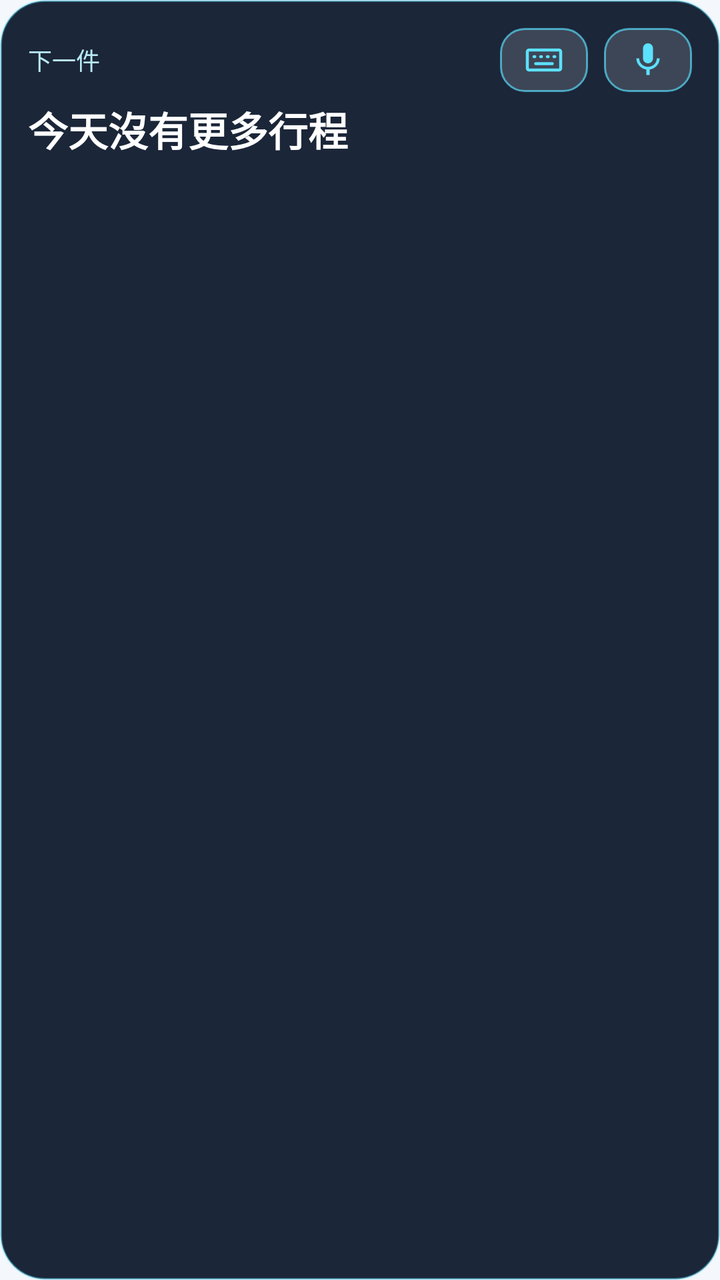
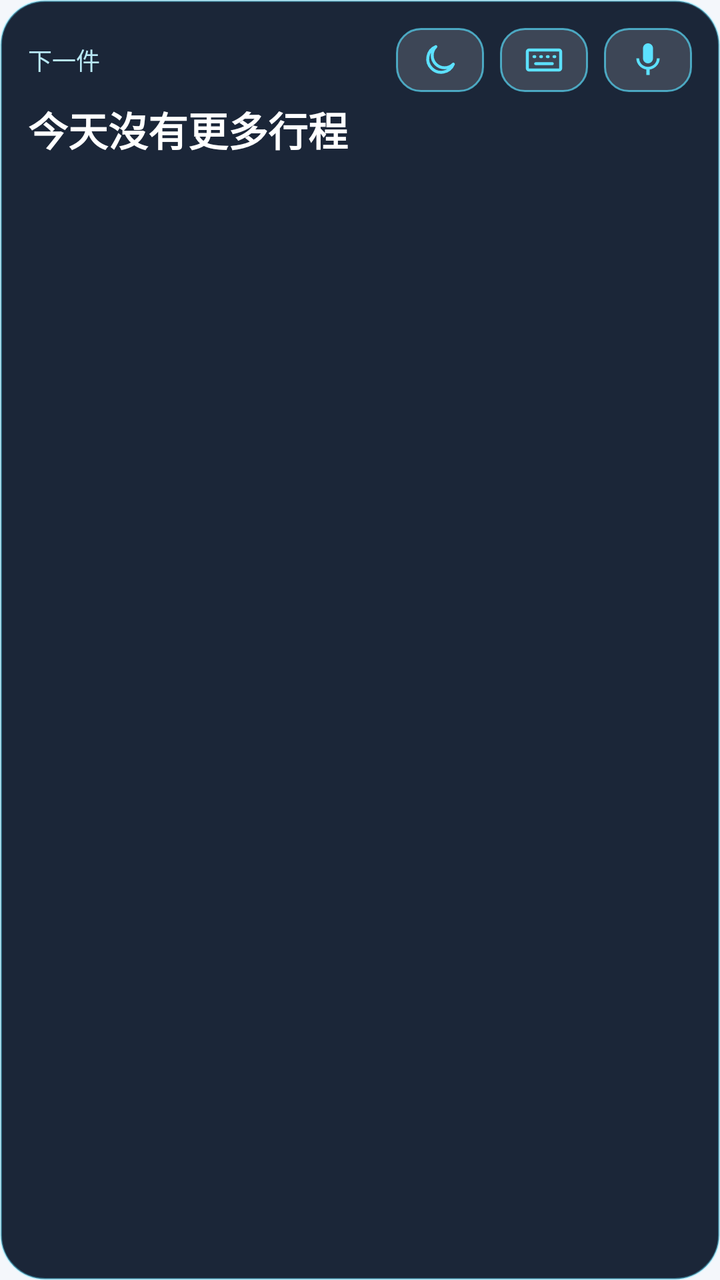

The first picture is an Android layout as it rendered before a commit; the second is the same layout after the commit. The layout source and the unified diff follow.
<!-- AndroidManifest.xml: application theme Theme.FreeLife -->
<!-- res/layout/widget_voice.xml -->
<?xml version="1.0" encoding="utf-8"?>
<LinearLayout xmlns:android="http://schemas.android.com/apk/res/android"
    android:id="@+id/widget_root"
    android:layout_width="match_parent"
    android:layout_height="match_parent"
    android:background="@drawable/widget_bg"
    android:orientation="vertical"
    android:padding="14dp">

    <LinearLayout
        android:layout_width="match_parent"
        android:layout_height="wrap_content"
        android:gravity="center_vertical"
        android:orientation="horizontal">

        <TextView
            android:id="@+id/widget_label"
            android:layout_width="0dp"
            android:layout_height="wrap_content"
            android:layout_weight="1"
            android:ellipsize="end"
            android:maxLines="1"
            android:text="下一件"
            android:textColor="#FFB8E8F5"
            android:textSize="12sp" />

        <FrameLayout
            android:id="@+id/widget_type"
            android:layout_width="44dp"
            android:layout_height="32dp"
            android:background="@drawable/widget_btn_bg"
            android:padding="6dp">

            <ImageView
                android:layout_width="match_parent"
                android:layout_height="match_parent"
                android:contentDescription="打字"
                android:src="@drawable/ic_keyboard_cyan" />
        </FrameLayout>

        <FrameLayout
            android:id="@+id/widget_mic"
            android:layout_width="44dp"
            android:layout_height="32dp"
            android:layout_marginStart="8dp"
            android:background="@drawable/widget_btn_bg"
            android:padding="6dp">

            <ImageView
                android:layout_width="match_parent"
                android:layout_height="match_parent"
                android:contentDescription="語音"
                android:src="@drawable/ic_mic_cyan" />
        </FrameLayout>
    </LinearLayout>

    <TextView
        android:id="@+id/widget_next"
        android:layout_width="match_parent"
        android:layout_height="wrap_content"
        android:layout_marginTop="4dp"
        android:ellipsize="end"
        android:maxLines="1"
        android:text="今天沒有更多行程"
        android:textColor="#FFFFFFFF"
        android:textSize="20sp"
        android:textStyle="bold" />

    <FrameLayout
        android:layout_width="match_parent"
        android:layout_height="26dp"
        android:layout_marginTop="8dp">

        <ImageView
            android:id="@+id/widget_strip"
            android:layout_width="match_parent"
            android:layout_height="18dp"
            android:layout_gravity="center_vertical"
            android:contentDescription="今日時間軸,點時段看是什麼事"
            android:scaleType="fitXY" />

        <LinearLayout
            android:layout_width="match_parent"
            android:layout_height="match_parent"
            android:orientation="horizontal">
            <FrameLayout
                android:id="@+id/widget_z0"
                android:layout_width="0dp"
                android:layout_height="match_parent"
                android:layout_weight="1" />
            <FrameLayout
                android:id="@+id/widget_z1"
                android:layout_width="0dp"
                android:layout_height="match_parent"
                android:layout_weight="1" />
            <FrameLayout
                android:id="@+id/widget_z2"
                android:layout_width="0dp"
                android:layout_height="match_parent"
                android:layout_weight="1" />
            <FrameLayout
                android:id="@+id/widget_z3"
                android:layout_width="0dp"
                android:layout_height="match_parent"
                android:layout_weight="1" />
            <FrameLayout
                android:id="@+id/widget_z4"
                android:layout_width="0dp"
                android:layout_height="match_parent"
                android:layout_weight="1" />
            <FrameLayout
                android:id="@+id/widget_z5"
                android:layout_width="0dp"
                android:layout_height="match_parent"
                android:layout_weight="1" />
            <FrameLayout
                android:id="@+id/widget_z6"
                android:layout_width="0dp"
                android:layout_height="match_parent"
                android:layout_weight="1" />
            <FrameLayout
                android:id="@+id/widget_z7"
                android:layout_width="0dp"
                android:layout_height="match_parent"
                android:layout_weight="1" />
            <FrameLayout
                android:id="@+id/widget_z8"
                android:layout_width="0dp"
                android:layout_height="match_parent"
                android:layout_weight="1" />
            <FrameLayout
                android:id="@+id/widget_z9"
                android:layout_width="0dp"
                android:layout_height="match_parent"
                android:layout_weight="1" />
            <FrameLayout
                android:id="@+id/widget_z10"
                android:layout_width="0dp"
                android:layout_height="match_parent"
                android:layout_weight="1" />
            <FrameLayout
                android:id="@+id/widget_z11"
                android:layout_width="0dp"
                android:layout_height="match_parent"
                android:layout_weight="1" />
            <FrameLayout
                android:id="@+id/widget_z12"
                android:layout_width="0dp"
                android:layout_height="match_parent"
                android:layout_weight="1" />
            <FrameLayout
                android:id="@+id/widget_z13"
                android:layout_width="0dp"
                android:layout_height="match_parent"
                android:layout_weight="1" />
            <FrameLayout
                android:id="@+id/widget_z14"
                android:layout_width="0dp"
                android:layout_height="match_parent"
                android:layout_weight="1" />
            <FrameLayout
                android:id="@+id/widget_z15"
                android:layout_width="0dp"
                android:layout_height="match_parent"
                android:layout_weight="1" />
        </LinearLayout>
    </FrameLayout>

    <TextView
        android:id="@+id/widget_pick"
        android:layout_width="match_parent"
        android:layout_height="wrap_content"
        android:layout_marginTop="2dp"
        android:ellipsize="end"
        android:maxLines="1"
        android:textColor="#FF5CE1FF"
        android:textSize="13sp"
        android:visibility="gone" />
</LinearLayout>
<!-- resources referenced by this layout -->
<resources>
  <!-- drawable ic_keyboard_cyan (drawable) -->
  <vector xmlns:android="http://schemas.android.com/apk/res/android"
      android:width="24dp"
      android:height="24dp"
      android:viewportWidth="24"
      android:viewportHeight="24">
      <path
          android:fillColor="#00000000"
          android:pathData="M3,6h18a1,1 0 0 1 1,1v10a1,1 0 0 1 -1,1H3a1,1 0 0 1 -1,-1V7a1,1 0 0 1 1,-1z"
          android:strokeColor="#FF5CE1FF"
          android:strokeLineCap="round"
          android:strokeLineJoin="round"
          android:strokeWidth="1.8" />
      <path
          android:fillColor="#00000000"
          android:pathData="M6,10h0.5M10,10h0.5M14,10h0.5M18,10h0.5M7,14.2h10"
          android:strokeColor="#FF5CE1FF"
          android:strokeLineCap="round"
          android:strokeWidth="1.8" />
  </vector>
  <!-- drawable ic_mic_cyan (drawable) -->
  <vector xmlns:android="http://schemas.android.com/apk/res/android"
      android:width="24dp"
      android:height="24dp"
      android:viewportWidth="24"
      android:viewportHeight="24">
      <path
          android:fillColor="#FF5CE1FF"
          android:pathData="M12,14c1.66,0 2.99,-1.34 2.99,-3L15,5c0,-1.66 -1.34,-3 -3,-3S9,3.34 9,5v6c0,1.66 1.34,3 3,3zM17.3,11c0,3 -2.54,5.1 -5.3,5.1S6.7,14 6.7,11L5,11c0,3.41 2.72,6.23 6,6.72L11,21h2v-3.28c3.28,-0.48 6,-3.3 6,-6.72h-1.7z" />
  </vector>
  <!-- drawable widget_bg (drawable) -->
  <shape xmlns:android="http://schemas.android.com/apk/res/android" android:shape="rectangle">
      <solid android:color="#F2101B2E" />
      <corners android:radius="22dp" />
      <stroke android:width="1dp" android:color="#665CE1FF" />
  </shape>
  <!-- drawable widget_btn_bg (drawable) -->
  <shape xmlns:android="http://schemas.android.com/apk/res/android" android:shape="rectangle">
      <solid android:color="#26FFFFFF" />
      <corners android:radius="12dp" />
      <stroke android:width="1dp" android:color="#AA5CE1FF" />
  </shape>
  <style name="Theme.FreeLife" parent="android:Theme.Material.Light.NoActionBar">
          <item name="android:windowBackground">#F4F7FB</item>
      </style>
</resources>

<!-- the commit's change to res/layout/widget_voice.xml (unified diff, before → after) -->
@@ -23,6 +23,21 @@
             android:text="下一件"
             android:textColor="#FFB8E8F5"
             android:textSize="12sp" />
+
+        <FrameLayout
+            android:id="@+id/widget_dnd"
+            android:layout_width="44dp"
+            android:layout_height="32dp"
+            android:layout_marginEnd="8dp"
+            android:background="@drawable/widget_btn_bg"
+            android:padding="6dp">
+
+            <ImageView
+                android:layout_width="match_parent"
+                android:layout_height="match_parent"
+                android:contentDescription="勿擾"
+                android:src="@drawable/ic_dnd_cyan" />
+        </FrameLayout>
 
         <FrameLayout
             android:id="@+id/widget_type"
<!-- resource entries referenced after the edit -->
@@ -1,5 +1,19 @@
 <!-- resources referenced by this layout -->
 <resources>
+  <!-- drawable ic_dnd_cyan (drawable) -->
+  <vector xmlns:android="http://schemas.android.com/apk/res/android"
+      android:width="24dp"
+      android:height="24dp"
+      android:viewportWidth="24"
+      android:viewportHeight="24">
+      <path
+          android:fillColor="#00000000"
+          android:pathData="M20,14.5A8,8 0 1 1 9.5,4a6.5,6.5 0 0 0 10.5,10.5z"
+          android:strokeColor="#FF5CE1FF"
+          android:strokeLineCap="round"
+          android:strokeLineJoin="round"
+          android:strokeWidth="1.8" />
+  </vector>
   <!-- drawable ic_keyboard_cyan (drawable) -->
   <vector xmlns:android="http://schemas.android.com/apk/res/android"
       android:width="24dp"
